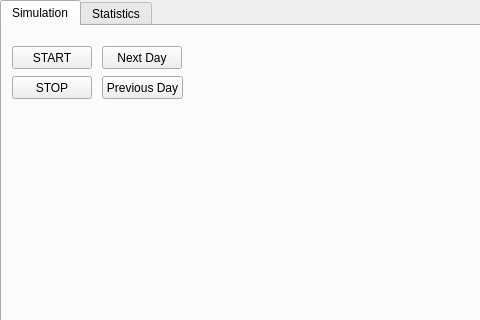
Old version of the form mainwindow.ui in the repository Robin-Dillen/PSE; both pictures show x 0 to 480 and y 0 to 320 of the 800 by 600 pixel window.
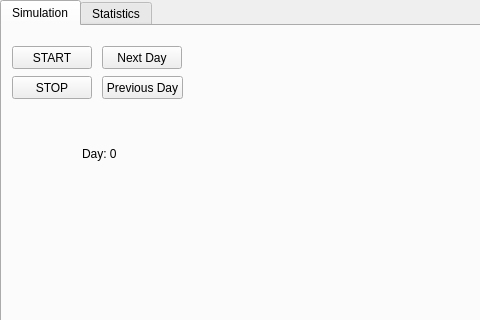
New version of the form. The open tabs and pages were chosen to show the change.

```diff
--- a/mainwindow.ui
+++ b/mainwindow.ui
@@ -85,6 +85,19 @@
        <string>Previous Day</string>
       </property>
      </widget>
+     <widget class="QLabel" name="DayText">
+      <property name="geometry">
+       <rect>
+        <x>80</x>
+        <y>120</y>
+        <width>57</width>
+        <height>15</height>
+       </rect>
+      </property>
+      <property name="text">
+       <string>Day: 0</string>
+      </property>
+     </widget>
     </widget>
     <widget class="QWidget" name="tab_2">
      <attribute name="title">
```
Left out of the diff: 22 changed lines with no effect on the pictures.
